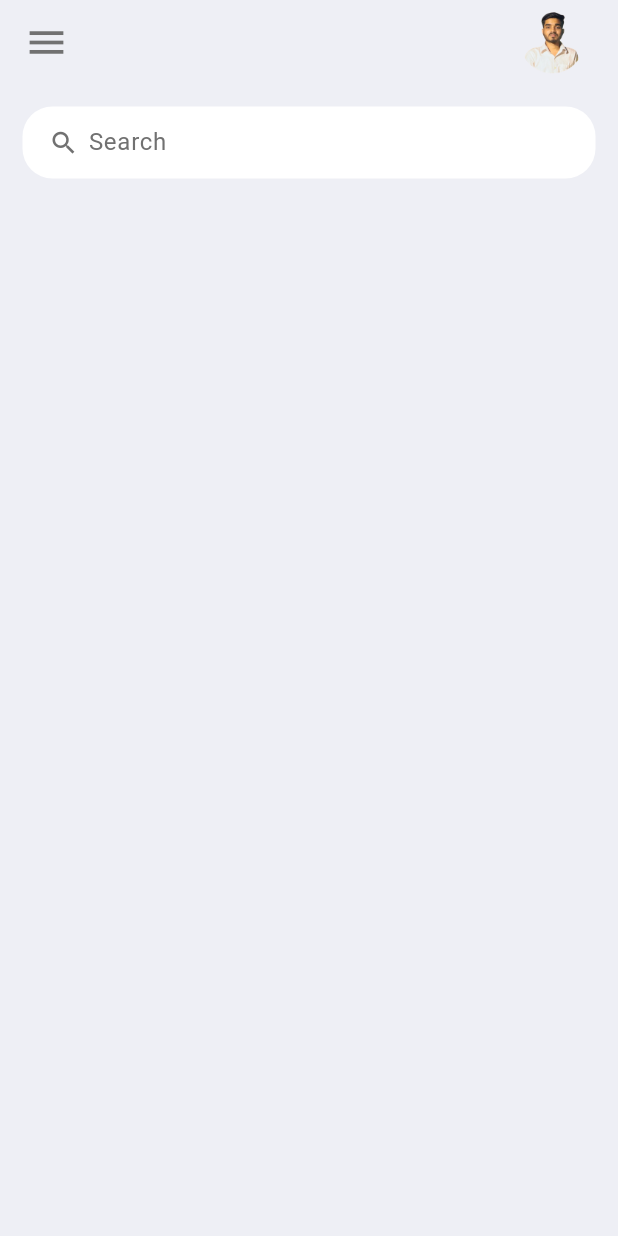
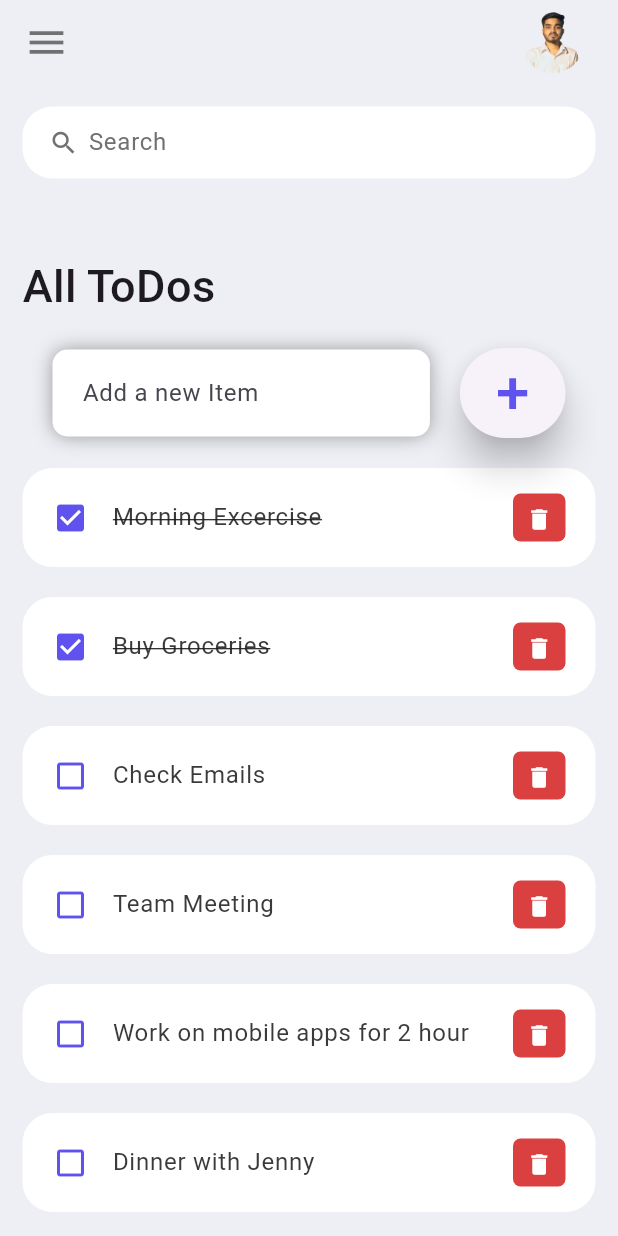
Before and after one commit to Aviral23Sri/CODSOFT1, a Flutter app: the screen it shows after launch, on a phone screen of 412 x 824 dp. Run offline on Flutter 3.47's test engine with Material 3 defaults, Android fonts, the phone set to English and light mode, and no system bars.

Commit message:
converted main file to stateful widget , worked on home screen of the app , added a textfield and a button with plus icon

```diff
--- a/lib/main.dart
+++ b/lib/main.dart
@@ -14,7 +14,7 @@ class MyApp extends StatelessWidget {
     SystemChrome.setSystemUIOverlayStyle(
       SystemUiOverlayStyle(statusBarColor: Colors.transparent),
     );
-    return const MaterialApp(
+    return  MaterialApp(
       debugShowCheckedModeBanner: false,
       title: "TO-DO APP",
       home: Home(),
--- /dev/null
+++ b/lib/models/todo.dart
@@ -0,0 +1,19 @@
+class ToDo {
+  String? id;
+  String? todoText;
+  bool isDone;
+
+  ToDo({required this.id, required this.todoText, this.isDone = false});
+
+  static List<ToDo> todoList() {
+    return [
+      ToDo (id: '01', todoText: 'Morning Excercise', isDone: true ),
+      ToDo(id: '02', todoText: 'Buy Groceries', isDone: true ),
+      ToDo (id: '03', todoText: 'Check Emails', ),
+      ToDo (id: '04',todoText: 'Team Meeting', ),
+      ToDo (id: '05', todoText: 'Work on mobile apps for 2 hour', ),
+      ToDo (id: '06', todoText: 'Dinner with Jenny', ),
+
+    ];
+  }
+}
--- a/lib/screens/home.dart
+++ b/lib/screens/home.dart
@@ -1,26 +1,118 @@
 import 'package:flutter/material.dart';
 import 'package:todo_list_app/color/colors.dart';
-import 'package:todo_list_app/search_box.dart';
+import 'package:todo_list_app/widgets/search_box.dart';
+import 'package:todo_list_app/widgets/todo_item.dart';
+import 'package:todo_list_app/models/todo.dart';
 
-class Home extends StatelessWidget {
-  const Home({super.key});
+class Home extends StatefulWidget {
+  Home({super.key});
+
+  @override
+  State<Home> createState() => _HomeState();
+}
+
+class _HomeState extends State<Home> {
+  final todoList = ToDo.todoList();
 
   @override
   Widget build(BuildContext context) {
     return Scaffold(
       backgroundColor: color5,
       appBar: _buildAppBar(),
-      body: Container(
+      body: Stack(
+        children: [
+          Container(
             padding: const EdgeInsets.symmetric(horizontal: 15, vertical: 15),
             child: Column(
               children: [
                 SearchBox(),
-
+                Expanded(
+                  child: ListView(
+                    children: [
+                      Container(
+                        margin: const EdgeInsets.only(
+                          top: 50,
+                          bottom: 20,
+                        ),
+                        child: const Text(
+                          'All ToDos',
+                          style: TextStyle(
+                            fontSize: 30,
+                            fontWeight: FontWeight.w500,
+                          ),
+                        ),
+                      ),
+                      Align(
+                        alignment: Alignment.bottomCenter,
+                        child: Row(
+                          children: [
+                            Expanded(
+                              child: Container(
+                                margin: EdgeInsets.only(
+                                  bottom: 20,
+                                  right: 20,
+                                  left: 20,
+                                ),
+                                padding: EdgeInsets.symmetric(
+                                    horizontal: 20, vertical: 5),
+                                decoration: BoxDecoration(
+                                  color: Colors.white,
+                                  boxShadow: [
+                                    BoxShadow(
+                                      color: Colors.grey,
+                                      offset: Offset(0.0, 0.0),
+                                      blurRadius: 10.0,
+                                      spreadRadius: 0.0,
+                                    ),
+                                  ],
+                                  borderRadius: BorderRadius.circular(10),
+                                ),
+                                child: TextField(
+                                  decoration: InputDecoration(
+                                    hintText: "Add a new Item",
+                                    border: InputBorder.none,
+                                  ),
+                                ),
+                              ),
+                            ),
+                            Container(
+                              margin: EdgeInsets.only(
+                                bottom: 20,
+                                right: 20,
+                              ),
+                              child: ElevatedButton(
+                                child: Text(
+                                  '+',
+                                  style: TextStyle(
+                                    fontSize: 40,
+                                  ),
+                                ),
+                                  onPressed: (){},
+                                  style: ElevatedButton.styleFrom(
+                                    foregroundColor: color2,
+                                    minimumSize: Size(60, 60),
+                                    elevation: 10,
+                                  ),
+                              ),
+                            ),
                           ],
                         ),
                       ),
+                      for (ToDo todoo in todoList)
+                        ToDoItem(
+                          todo: todoo,
+                        ),
+                    ],
+                  ),
+                ),
+              ],
+            ),
+          ),
+        ],
+      ),
     );
   }
+
 
   AppBar _buildAppBar() {
     return AppBar(
--- /dev/null
+++ b/lib/widgets/todo_item.dart
@@ -0,0 +1,55 @@
+import 'package:flutter/material.dart';
+import 'package:todo_list_app/color/colors.dart';
+import 'package:todo_list_app/models/todo.dart';
+
+class ToDoItem extends StatelessWidget {
+  final ToDo todo;
+  const ToDoItem({super.key, required this.todo});
+
+  @override
+  Widget build(BuildContext context) {
+    return Container(
+      margin: EdgeInsets.only(bottom: 20),
+      child: ListTile(
+        onTap: () {
+          print('clicked todo item');
+        },
+        shape: RoundedRectangleBorder(
+          borderRadius: BorderRadius.circular(20),
+        ),
+        contentPadding: EdgeInsets.symmetric(horizontal: 20, vertical: 5),
+        tileColor: Colors.white,
+        leading: Icon(
+          todo.isDone? Icons.check_box: Icons.check_box_outline_blank_outlined,
+          color: color2,
+        ),
+        title: Text(
+          todo.todoText!,
+          style: TextStyle(
+            fontSize: 16,
+            color: color3,
+            decoration: todo.isDone? TextDecoration.lineThrough: null,
+          ),
+        ),
+        trailing: Container(
+          padding: EdgeInsets.all(0),
+          margin: EdgeInsets.symmetric(vertical: 12),
+          height: 35,
+          width: 35,
+          decoration: BoxDecoration(
+            color: color1,
+            borderRadius: BorderRadius.circular(5),
+          ),
+          child: IconButton(
+            color: Colors.white,
+            iconSize: 18,
+            icon: Icon(Icons.delete),
+            onPressed: () {
+              print('clicked delete button');
+            },
+          ),
+        ),
+      ),
+    );
+  }
+}
```
Also changed, not shown: lib/widgets/search_box.dart (renamed from lib/search_box.dart). Lines whose indentation alone changed are shown as unchanged.
